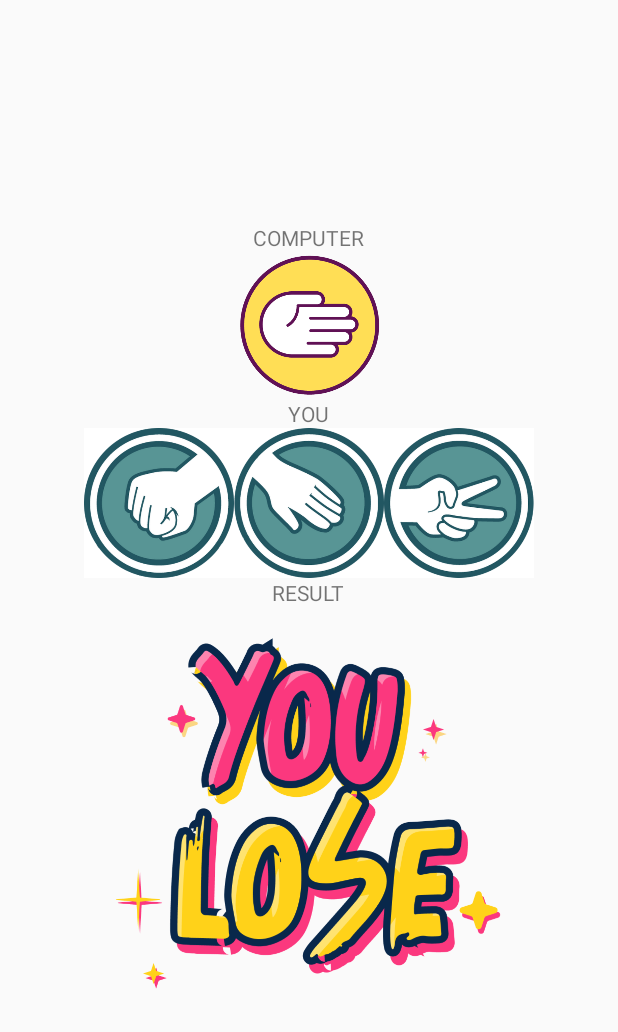
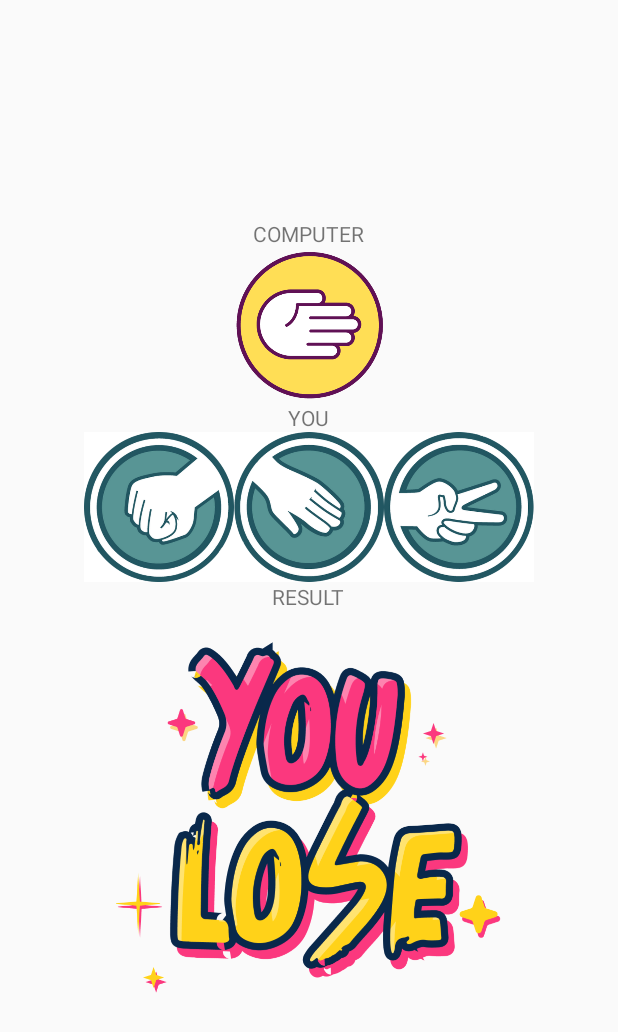
Before and after one commit to FuadHmdn/BatuGuntingKertas, an Android app built with Jetpack Compose: the screen it shows after launch (GameActivity), after a tap on an icon or button, on a phone screen of 412 x 824 dp. Shown: the top 1032 px of the screen. Run offline under Robolectric (Android 15) with nearby library versions, the phone set to English and light mode, and no system bars.

Commit message:
computerImageView size

```diff
--- a/app/src/main/res/layout/game_layout.xml
+++ b/app/src/main/res/layout/game_layout.xml
@@ -16,8 +16,8 @@
         android:layout_width="wrap_content"
         android:layout_height="wrap_content"
         android:src="@drawable/question"
-        android:maxHeight="100dp"
-        android:maxWidth="100dp"
+        android:maxHeight="105dp"
+        android:maxWidth="105dp"
         android:adjustViewBounds="true"
         android:scaleType="fitCenter"
         android:layout_gravity="center"/>
```
